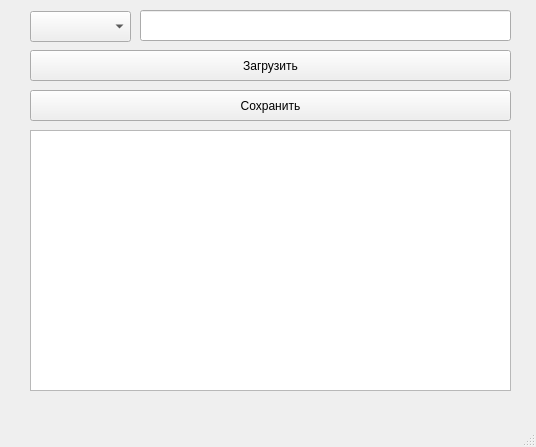
Old version of the form main.ui in the repository Natasha-rare/Coffee.
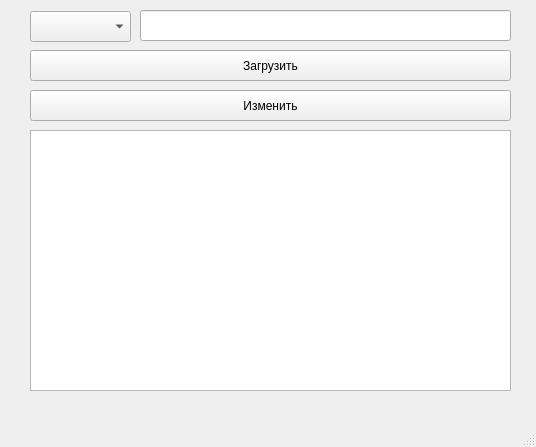
New version of the form.

```diff
--- a/main.ui
+++ b/main.ui
@@ -47,7 +47,7 @@
      </rect>
     </property>
     <property name="text">
-     <string>Сохранить</string>
+     <string>Изменить</string>
     </property>
    </widget>
    <widget class="QComboBox" name="comboBox">
```
Left out of the diff: 2 changed lines with no effect on the pictures.
